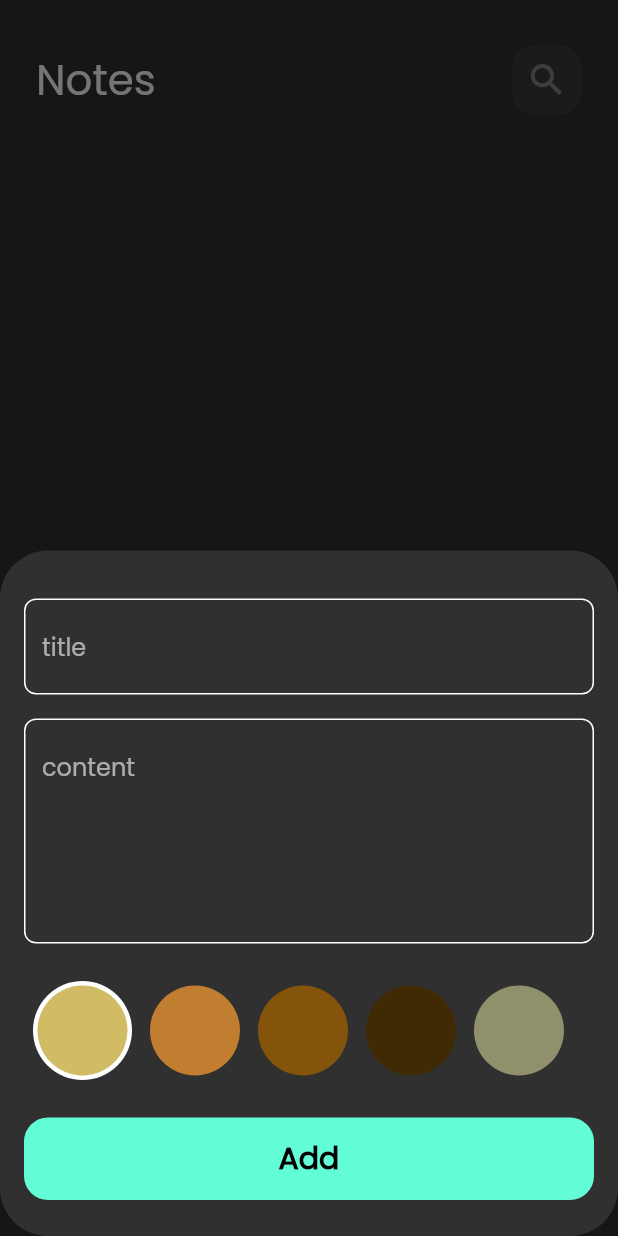
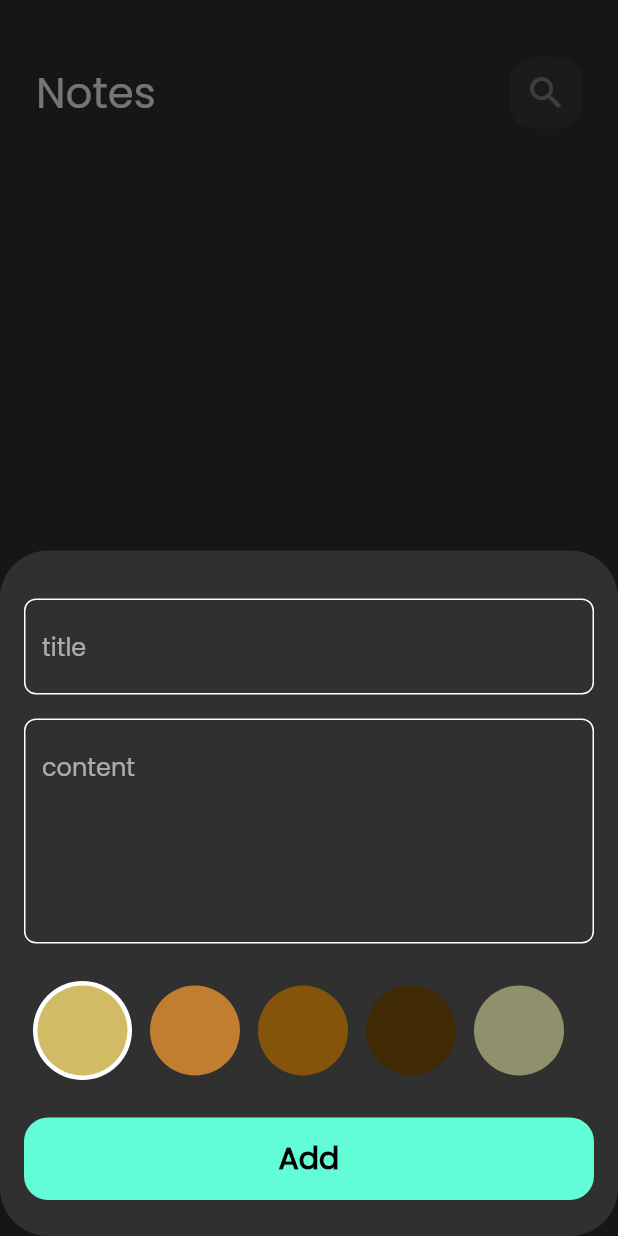
Before and after one commit to Mohamed-Aldakeshy/Notes_app, a Flutter app: the screen it shows after launch, after a tap on the "add" icon, on a phone screen of 412 x 824 dp. Run offline on Flutter 3.47's test engine with Material 2 defaults, Android fonts, the phone set to English and light mode, and no system bars; our stand-ins replace bloc, flutter_bloc, hive, hive_flutter; accounts and stored records are empty.

Commit message:
app done

```diff
--- a/lib/constants.dart
+++ b/lib/constants.dart
@@ -2,3 +2,10 @@ import 'package:flutter/material.dart';
 
 const kPrimaryColor = Color(0xff62FCD7);
 const kNotesBox = 'notes_box';
+const List<Color> kColorsList = [
+  Color(0xffD1BB65),
+  Color(0xffC27E30),
+  Color(0xff835409),
+  Color(0xff3F2A04),
+  Color(0xff91906D),
+];
--- a/lib/views/Widgets/colors_list_view.dart
+++ b/lib/views/Widgets/colors_list_view.dart
@@ -1,5 +1,6 @@
 import 'package:flutter/material.dart';
 import 'package:flutter_bloc/flutter_bloc.dart';
+import 'package:notes_app/constants.dart';
 import 'package:notes_app/cubits/add_note_cubit/add_note_cubit.dart';
 
 class ColorItem extends StatelessWidget {
@@ -33,30 +34,24 @@ class ColorsListView extends StatefulWidget {
 
 class _ColorsListViewState extends State<ColorsListView> {
   int currentIndex = 0;
-  List<Color> colors = const [
-    Color(0xffD1BB65),
-    Color(0xffC27E30),
-    Color(0xff835409),
-    Color(0xff3F2A04),
-    Color(0xff91906D),
-  ];
+
   @override
   Widget build(BuildContext context) {
     return SizedBox(
       height: 76,
       child: ListView.builder(
-        itemCount: colors.length,
+        itemCount: kColorsList.length,
         scrollDirection: Axis.horizontal,
         itemBuilder: (context, index) => Padding(
           padding: const EdgeInsets.symmetric(horizontal: 6),
           child: GestureDetector(
             onTap: () {
               currentIndex = index;
-              BlocProvider.of<AddNoteCubit>(context).color = colors[index];
+              BlocProvider.of<AddNoteCubit>(context).color = kColorsList[index];
               setState(() {});
             },
             child: ColorItem(
-              color: colors[index],
+              color: kColorsList[index],
               isActive: currentIndex == index,
             ),
           ),
--- a/lib/views/Widgets/custom_search_icon.dart
+++ b/lib/views/Widgets/custom_search_icon.dart
@@ -9,8 +9,8 @@ class CustomIcon extends StatelessWidget {
   @override
   Widget build(BuildContext context) {
     return Container(
-      height: 47,
-      width: 47,
+      height: 48,
+      width: 48,
       decoration: BoxDecoration(
         color: Colors.white.withOpacity(0.05),
         borderRadius: BorderRadius.circular(16),
--- a/lib/views/Widgets/notes_view_body.dart
+++ b/lib/views/Widgets/notes_view_body.dart
@@ -1,9 +1,7 @@
 import 'package:flutter/material.dart';
 import 'package:flutter_bloc/flutter_bloc.dart';
 import 'package:notes_app/cubits/notes_cubit/notes_cubit.dart';
-
 import 'custom_app_bar.dart';
-
 import 'notes_list_view.dart';
 
 class NotesViewBody extends StatefulWidget {
@@ -22,18 +20,21 @@ class _NotesViewBodyState extends State<NotesViewBody> {
 
   @override
   Widget build(BuildContext context) {
-    return Padding(
-      padding: const EdgeInsets.symmetric(
+    return const Padding(
+      padding: EdgeInsets.symmetric(
         horizontal: 24,
       ),
-      child: const Column(
+      child: Column(
         children: [
           SizedBox(
             height: 30,
           ),
-          CustomAppBar(
-            title: 'Notes',
-            icon: Icons.search,
+          Padding(
+            padding: EdgeInsets.only(top: 8),
+            child: CustomAppBar(
+              title: 'Notes',
+              icon: Icons.search,
+            ),
           ),
           Expanded(child: NotesListView()),
         ],
```
Also changed, not shown: lib/views/Widgets/edit_note_colors_list.dart (added, +49 -0 lines), lib/views/Widgets/edit_view_body.dart (+8 -0 lines).
